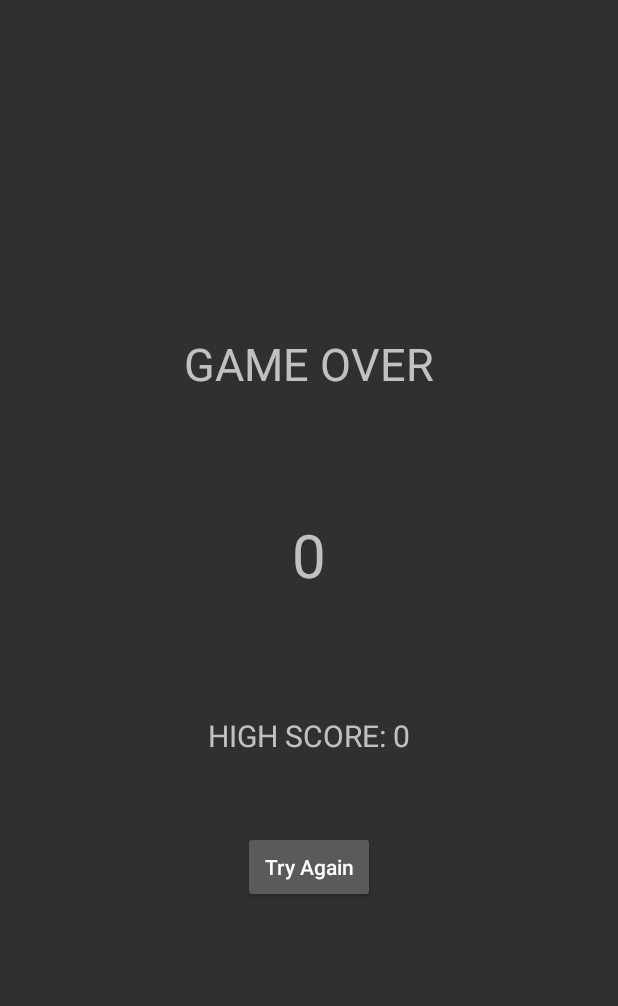
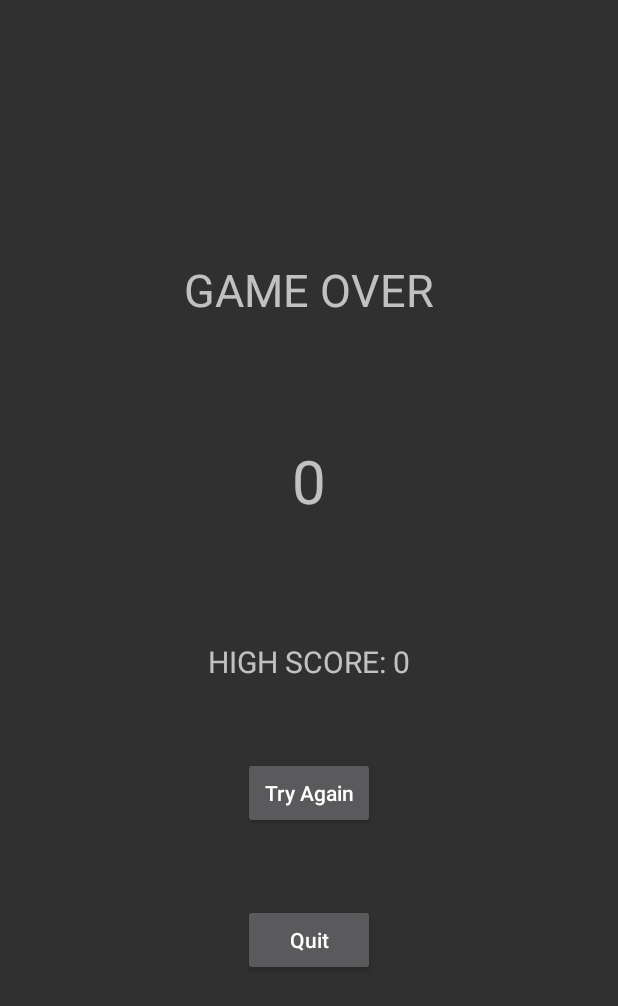
Before and after one commit to michael-pender/Simon, an Android app: the result screen opened directly, with no data from a screen before it, on a phone screen of 412 x 824 dp. Shown: the top 1006 px of the screen. Run offline under Robolectric (Android 15) with nearby library versions, the phone set to English and light mode, and no system bars.

Commit message:
added save high score and score activity added quit button, but the music still plays

```diff
--- a/app/src/main/java/edu/apsu/simon/result.java
+++ b/app/src/main/java/edu/apsu/simon/result.java
@@ -38,4 +38,10 @@ public class result extends AppCompatActivity{
     public void tryAgain(View view){
         startActivity(new Intent(getApplicationContext(), Game1.class));
     }
+    //music still plays
+    public void quit(View view){
+        finish();
+        super.onStop();
+        moveTaskToBack(true);
+    }
 }
--- a/app/src/main/res/layout/activity_result.xml
+++ b/app/src/main/res/layout/activity_result.xml
@@ -36,6 +36,12 @@
         android:textAllCaps="false"
         android:onClick="tryAgain"/>
 
-
+    <Button
+        android:layout_width="wrap_content"
+        android:layout_height="wrap_content"
+        android:layout_marginTop="50dp"
+        android:text="Quit"
+        android:textAllCaps="false"
+        android:onClick="quit"/>
 
 </LinearLayout>
```
